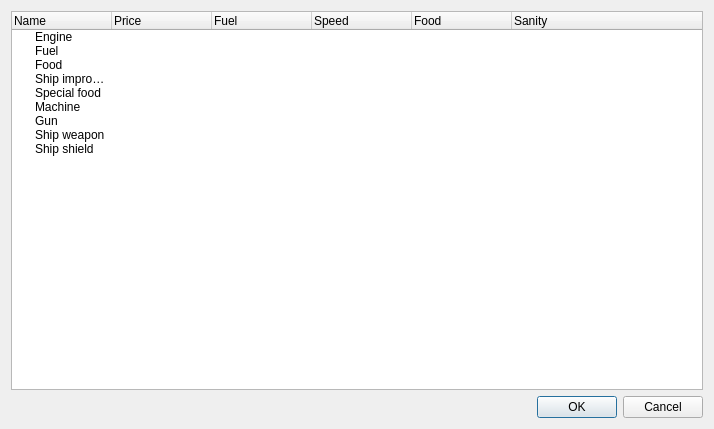
Old version of the form mapper/ItemEditor.ui in the repository jankaluza/universe-traders.
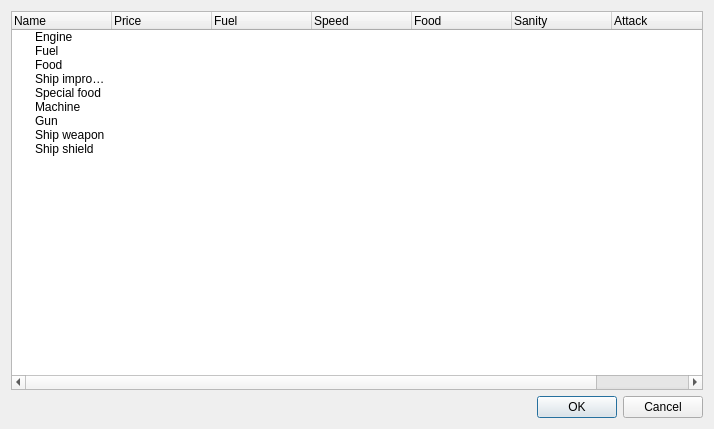
New version of the form.

What changed in the file:
```diff
--- a/mapper/ItemEditor.ui
+++ b/mapper/ItemEditor.ui
@@ -49,6 +49,16 @@
        <string>Sanity</string>
       </property>
      </column>
+     <column>
+      <property name="text">
+       <string>Attack</string>
+      </property>
+     </column>
+     <column>
+      <property name="text">
+       <string>Defense</string>
+      </property>
+     </column>
      <item>
       <property name="text">
        <string>Engine</string>
```
